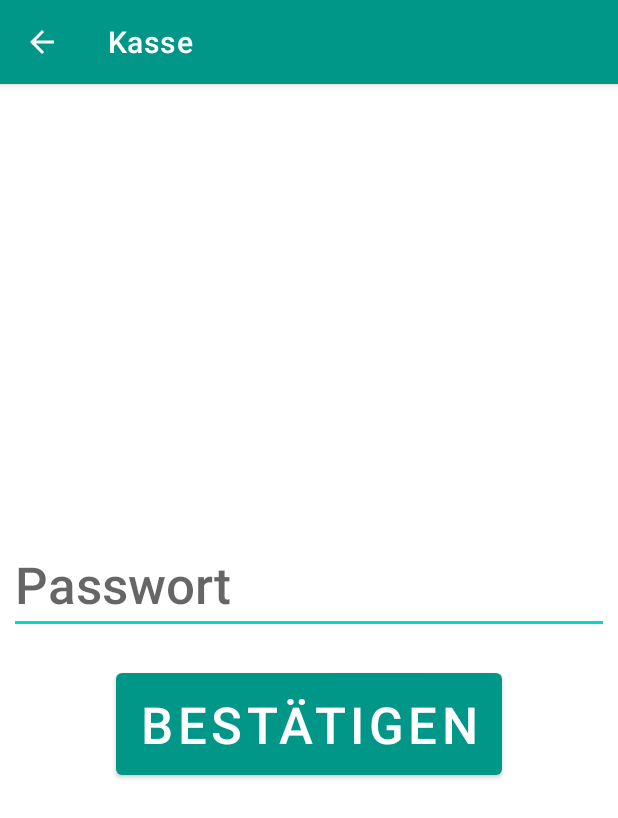
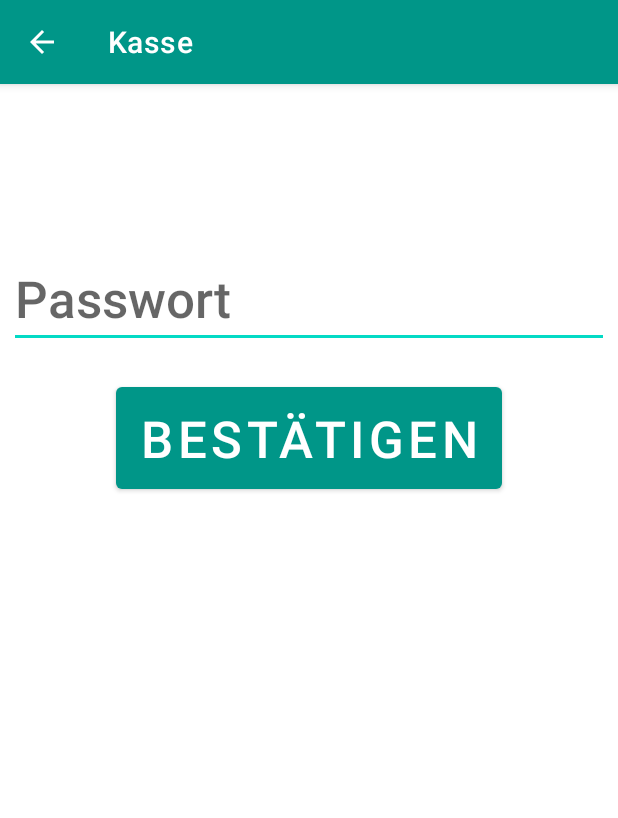
Before and after one commit to hitmarcer/kasse, an Android app: the Password screen opened directly, with no data from a screen before it, on a phone screen of 412 x 824 dp. Shown: the top 818 px of the screen. Run offline under Robolectric (Android 15) with nearby library versions, the phone set to English and light mode, and no system bars.

Commit message:
V0.1.1.1

```diff
--- a/app/src/main/res/layout/password.xml
+++ b/app/src/main/res/layout/password.xml
@@ -7,9 +7,11 @@
 
     <LinearLayout
         android:layout_width="match_parent"
-        android:layout_height="match_parent"
+        android:layout_height="wrap_content"
+        android:layout_marginTop="100dp"
         android:gravity="center"
-        android:orientation="vertical">
+        android:orientation="vertical"
+        app:layout_constraintTop_toTopOf="parent">
 
         <EditText
             android:id="@+id/tfPassword"
```
Also changed, not shown: 1 other file.
